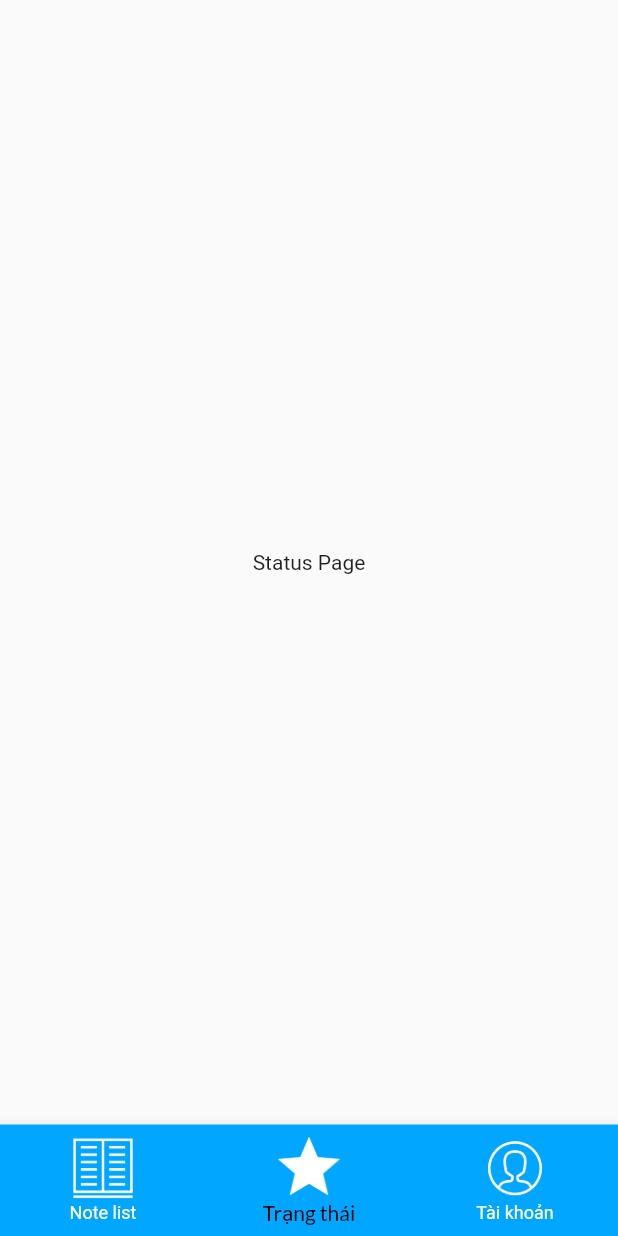
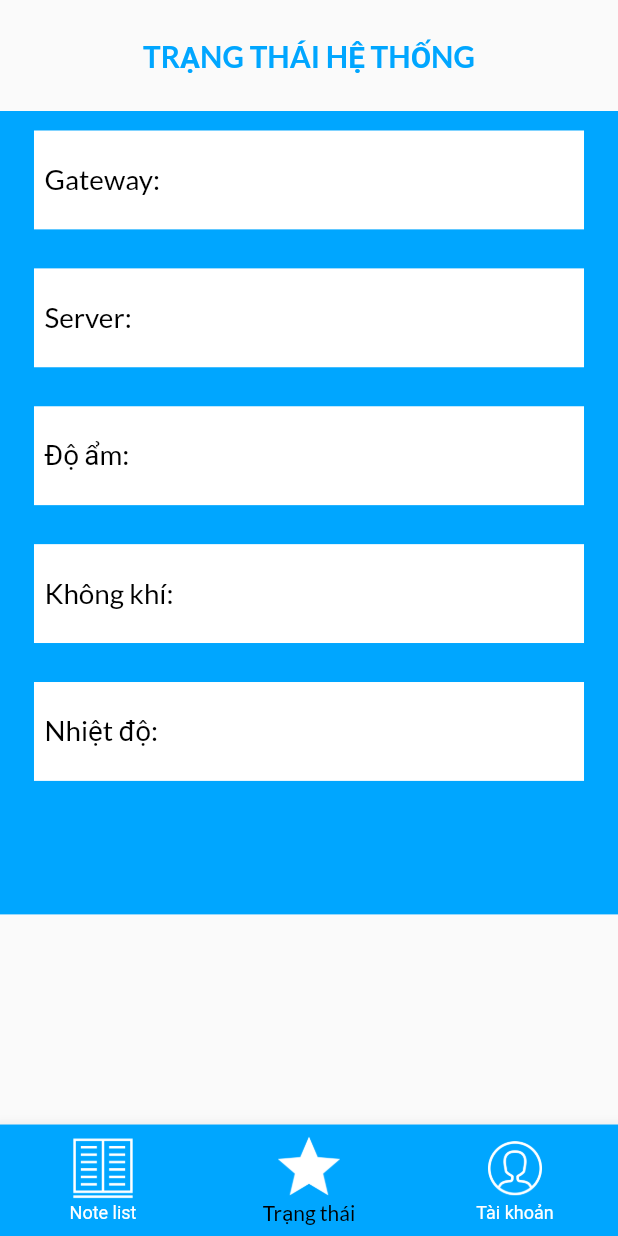
Before and after one commit to AnhNThust/Techsol_Ecopark, a Flutter app: the MainPageScreen screen opened directly, item 2 of the bottom bar chosen, on a phone screen of 412 x 824 dp. Run offline on Flutter 3.47's test engine with Material 2 defaults, Android fonts, the light colour scheme and no system bars.

Commit message:
Add Status Page and Update file status_row.dart

```diff
--- a/lib/screens/main_page/components/body.dart
+++ b/lib/screens/main_page/components/body.dart
@@ -30,13 +30,13 @@ class TableInfo extends StatelessWidget {
 
     return Container(
       width: size.width * 0.8,
-      height: size.height * 0.6,
+      height: size.height * 0.62,
       margin: EdgeInsets.only(
-        top: CusMargin,
+        top: CusPadding,
       ),
       color: kBackgroundBtnColor,
       child: Column(
-        crossAxisAlignment: CrossAxisAlignment.start,
+        // crossAxisAlignment: CrossAxisAlignment.start,
         children: [
           StatusRow(
             size: size,
--- a/lib/screens/main_page/templates/status_row.dart
+++ b/lib/screens/main_page/templates/status_row.dart
@@ -19,14 +19,13 @@ class StatusRow extends StatelessWidget {
   @override
   Widget build(BuildContext context) {
     return Container(
+      alignment: Alignment.center,
       // height: size.height * 0.075,
       height: myHeight,
       // width: size.width * 0.7,
       width: myWidth,
-      margin: EdgeInsets.only(
-        top: CusPadding + 2,
-        left: CusPadding + 2,
-        bottom: CusPadding,
+      margin: EdgeInsets.symmetric(
+        vertical: CusPadding + 3,
       ),
       color: Colors.white,
       child: Row(
--- a/lib/screens/note_list_page/components/cancel_button.dart
+++ b/lib/screens/note_list_page/components/cancel_button.dart
@@ -51,30 +51,6 @@ Future<ConfirmAction> _asyncConfirmDialog(BuildContext context) async {
             size: size,
             text: "Có",
           ),
-          // Container(
-          //   width: size.width * 0.2,
-          //   height: size.height * 0.07,
-          //   color: Colors.white,
-          //   margin: EdgeInsets.only(
-          //     right: CusMargin + 15,
-          //     bottom: CusMargin,
-          //   ),
-          //   child: TextButton(
-          //     onPressed: () {
-          //       Navigator
-          //           .of(context)
-          //           .pop(ConfirmAction.Accept);
-          //     },
-          //     child: Text(
-          //       "Có",
-          //       style: TextStyle(
-          //         color: Colors.black,
-          //         fontSize: size.width * 0.048,
-          //         fontFamily: "Lato",
-          //       ),
-          //     ),
-          //   ),
-          // ),
         ],
       );
     },
@@ -115,7 +91,35 @@ class ButtonInAlertDialog extends StatelessWidget {
             fontFamily: "Lato",
           ),
         ),
+        style: ButtonStyle(
+
+        ),
       ),
     );
   }
 }
+
+// Container(
+//   width: size.width * 0.2,
+//   height: size.height * 0.07,
+//   color: Colors.white,
+//   margin: EdgeInsets.only(
+//     right: CusMargin + 15,
+//     bottom: CusMargin,
+//   ),
+//   child: TextButton(
+//     onPressed: () {
+//       Navigator
+//           .of(context)
+//           .pop(ConfirmAction.Accept);
+//     },
+//     child: Text(
+//       "Có",
+//       style: TextStyle(
+//         color: Colors.black,
+//         fontSize: size.width * 0.048,
+//         fontFamily: "Lato",
+//       ),
+//     ),
+//   ),
+// ),
--- a/lib/screens/note_list_page/details_node/row_of_gate.dart
+++ b/lib/screens/note_list_page/details_node/row_of_gate.dart
@@ -47,12 +47,14 @@ class _RowOfGateState extends State<RowOfGate> {
         children: [
           Expanded(
             flex: 2,
+            child: TextButton(
               child: Column(
                 crossAxisAlignment: CrossAxisAlignment.start,
                 children: [
                   Text(
                     "${widget.nameGate}",
                     style: TextStyle(
+                      color: Colors.black,
                       fontSize: size.width * 0.053,
                       fontFamily: "Lato",
                       fontWeight: FontWeight.bold,
@@ -64,6 +66,7 @@ class _RowOfGateState extends State<RowOfGate> {
                       child: Text(
                         "Hẹn giờ 1 từ 6h đến 8h",
                         style: TextStyle(
+                          color: Colors.black,
                           fontSize: size.width * 0.044,
                           fontFamily: "Lato",
                         ),
@@ -71,6 +74,8 @@ class _RowOfGateState extends State<RowOfGate> {
                     ),
                   ),
                 ],
+              ),
+              onPressed: () {},
             ),
           ),
           Expanded(
--- a/lib/screens/status_page/my_status_page.dart
+++ b/lib/screens/status_page/my_status_page.dart
@@ -1,14 +1,100 @@
 import 'package:flutter/material.dart';
+import 'package:techsol_ecopark/constants.dart';
+import 'package:techsol_ecopark/screens/main_page/templates/status_row.dart';
 
 class MyStatusPage extends StatelessWidget {
   const MyStatusPage({Key key}) : super(key: key);
 
   @override
   Widget build(BuildContext context) {
-    return Scaffold(
-      body: Center(
-        child: Text(
-          "Status Page",
+    Size size = MediaQuery.of(context).size;
+
+    return SafeArea(
+      child: Scaffold(
+        body: SingleChildScrollView(
+          child: Column(
+            children: [
+              Container(
+                alignment: Alignment.center,
+                margin: EdgeInsets.symmetric(
+                  vertical: CusMargin + 10,
+                ),
+                child: Text(
+                  "TRẠNG THÁI HỆ THỐNG",
+                  style: TextStyle(
+                    color: kBackgroundBtnColor,
+                    fontSize: size.width * 0.048,
+                    fontFamily: "Lato",
+                    fontWeight: FontWeight.bold,
+                  ),
+                ),
+              ),
+              Container(
+                height: size.height * 0.65,
+                width: size.width,
+                color: kBackgroundBtnColor,
+                child: Column(
+                  children: [
+                    // Container(
+                    //   color: Colors.white,
+                    //   width: size.width * 0.89,
+                    //   height: size.height * 0.08,
+                    //   margin: EdgeInsets.symmetric(
+                    //     vertical: CusPadding,
+                    //   ),
+                    //   padding: EdgeInsets.symmetric(
+                    //     horizontal: CusPadding,
+                    //   ),
+                    //   child: Row(
+                    //     children: [
+                    //       Text(
+                    //         "Gateway:",
+                    //         style: TextStyle(
+                    //           fontSize: size.width * 0.048,
+                    //           fontFamily: "Lato",
+                    //         ),
+                    //       ),
+                    //       TextField(
+                    //
+                    //       ),
+                    //     ],
+                    //   ),
+                    // ),
+                    StatusRow(
+                      size: size,
+                      title: "Gateway:",
+                      myWidth: size.width * 0.89,
+                      myHeight: size.height * 0.08,
+                    ),
+                    StatusRow(
+                      size: size,
+                      title: "Server:",
+                      myWidth: size.width * 0.89,
+                      myHeight: size.height * 0.08,
+                    ),
+                    StatusRow(
+                      size: size,
+                      title: "Độ ẩm:",
+                      myWidth: size.width * 0.89,
+                      myHeight: size.height * 0.08,
+                    ),
+                    StatusRow(
+                      size: size,
+                      title: "Không khí:",
+                      myWidth: size.width * 0.89,
+                      myHeight: size.height * 0.08,
+                    ),
+                    StatusRow(
+                      size: size,
+                      title: "Nhiệt độ:",
+                      myWidth: size.width * 0.89,
+                      myHeight: size.height * 0.08,
+                    ),
+                  ],
+                ),
+              ),
+            ],
+          ),
         ),
       ),
     );
```
Lines whose indentation alone changed are shown as unchanged.
